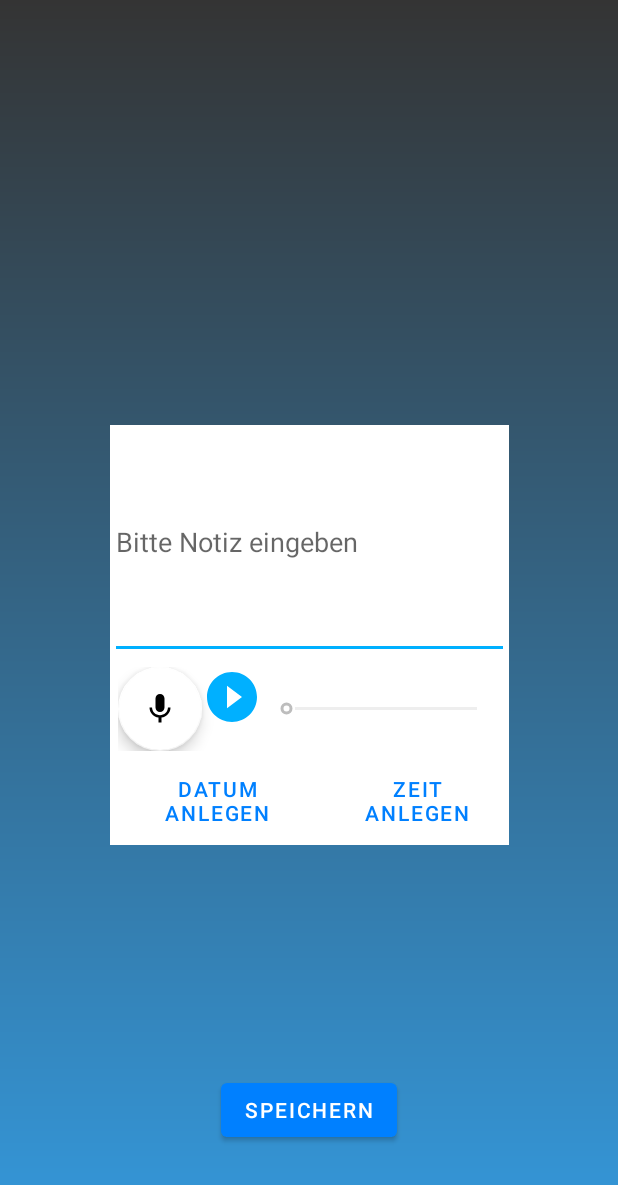
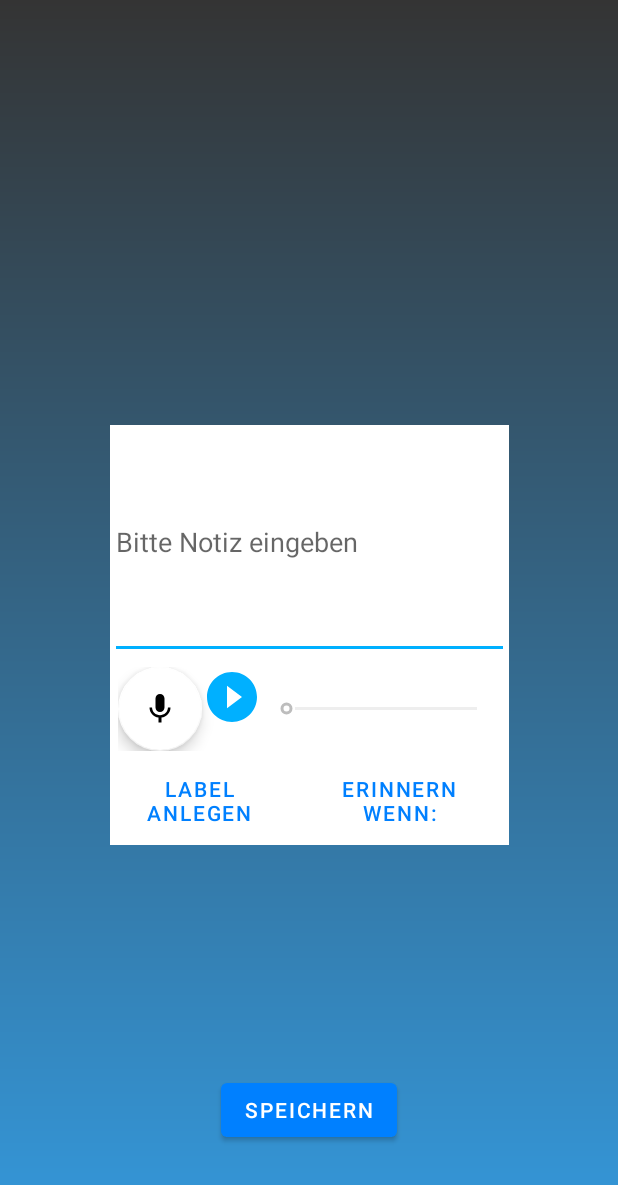
Before and after one commit to SengGruppe/QuickNotes, an Android app: the layout activity_pop.xml on its own in the app's theme, with its tools: preview values and no code run, on a phone screen of 412 x 824 dp. Shown: the top 1185 px of the screen. Run offline under Robolectric (Android 15) with nearby library versions, the phone set to English and light mode, and no system bars.

Commit message:
PopUp Menü Funktionalitöt hinzugefügt Button Funktionalität geändert

```diff
--- a/app/src/main/res/layout/activity_pop.xml
+++ b/app/src/main/res/layout/activity_pop.xml
@@ -62,29 +62,31 @@
             android:layout_width="match_parent"
             android:layout_height="wrap_content"
             android:weightSum="2">
+
             <Button
-                android:id="@+id/datePickButton"
-                android:layout_width="wrap_content"
+                android:id="@+id/AddLabelButton"
+                style="?android:attr/buttonBarButtonStyle"
+                android:layout_width="120dp"
                 android:layout_height="wrap_content"
                 android:layout_marginBottom="2dp"
                 android:layout_marginEnd="8dp"
                 android:layout_marginStart="8dp"
                 android:layout_weight="1"
-                android:text="@string/datePickButtonText"
+                android:text="@string/LabelButton"
+                app:layout_constraintEnd_toEndOf="parent"
+                app:layout_constraintStart_toStartOf="parent" />
+
+            <Button
+                android:id="@+id/SpecifyButton"
                 style="?android:attr/buttonBarButtonStyle"
-                app:layout_constraintEnd_toEndOf="parent"
-                app:layout_constraintStart_toStartOf="parent"
-                />
-            <Button
-                android:id="@+id/timePickButton"
                 android:layout_width="wrap_content"
-                android:layout_height="wrap_content"
+                android:layout_height="match_parent"
                 android:layout_marginBottom="2dp"
                 android:layout_marginEnd="8dp"
                 android:layout_marginStart="8dp"
                 android:layout_weight="1"
-                android:text="@string/timePickButtonText"
-                style="?android:attr/buttonBarButtonStyle"
+                android:text="@string/SpecificationButton"
+                android:onClick="showPopUp"
                 app:layout_constraintEnd_toEndOf="parent"
                 app:layout_constraintStart_toStartOf="parent" />
 
--- a/app/src/main/res/values/strings.xml
+++ b/app/src/main/res/values/strings.xml
@@ -6,6 +6,6 @@
     <string name="save_button">Speichern</string>
     <string name="hint">Bitte Notiz eingeben</string>
     <string name="cd_note_item_expand_button">Notiz auf- oder zuklappen</string>
-    <string name="datePickButtonText">Datum anlegen</string>
-    <string name="timePickButtonText">Zeit anlegen</string>
+    <string name="SpecificationButton">Erinnern wenn:</string>
+    <string name="LabelButton">Label anlegen</string>
 </resources>
```
Also changed, not shown: app/src/main/java/io/github/senggruppe/quicknotes/activities/PopActivity.java (+43 -5 lines), app/src/main/res/menu/specification_popup.xml (added, +7 -0 lines).
